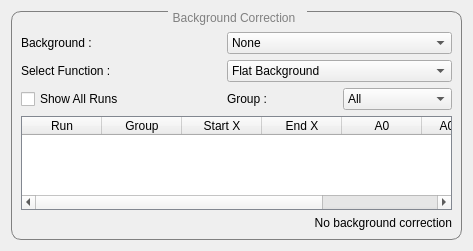
Above: scripts/Muon/GUI/Common/corrections_tab_widget/background_corrections_view.ui from mantidproject/mantid before the change. Below: the same form after it.
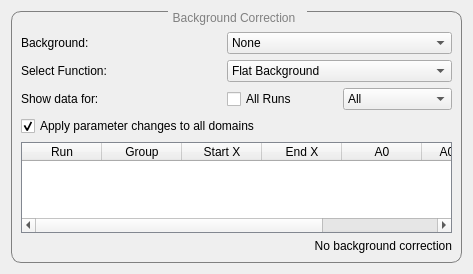
That is the form after the change.

Commit message: Refs #31816. Add apply to all option.

Diff of the .ui file:
```diff
--- a/scripts/Muon/GUI/Common/corrections_tab_widget/background_corrections_view.ui
+++ b/scripts/Muon/GUI/Common/corrections_tab_widget/background_corrections_view.ui
@@ -7,7 +7,7 @@
     <x>0</x>
     <y>0</y>
     <width>473</width>
-    <height>251</height>
+    <height>274</height>
    </rect>
   </property>
   <property name="windowTitle">
@@ -80,19 +80,6 @@
         </property>
        </spacer>
       </item>
-      <item row="3" column="1">
-       <widget class="QCheckBox" name="show_all_runs_checkbox">
-        <property name="minimumSize">
-         <size>
-          <width>200</width>
-          <height>0</height>
-         </size>
-        </property>
-        <property name="text">
-         <string>Show All Runs</string>
-        </property>
-       </widget>
-      </item>
       <item row="2" column="1">
        <widget class="QLabel" name="select_function_label">
         <property name="minimumSize">
@@ -102,7 +89,7 @@
          </size>
         </property>
         <property name="text">
-         <string>Select Function :</string>
+         <string>Select Function:</string>
         </property>
        </widget>
       </item>
@@ -123,13 +110,6 @@
         </item>
        </widget>
       </item>
-      <item row="3" column="2">
-       <widget class="QLabel" name="group_label">
-        <property name="text">
-         <string>Group :</string>
-        </property>
-       </widget>
-      </item>
       <item row="5" column="1" colspan="3">
        <widget class="QTableWidget" name="correction_options_table">
         <property name="styleSheet">
@@ -208,7 +188,7 @@
          </size>
         </property>
         <property name="text">
-         <string>Background :</string>
+         <string>Background:</string>
         </property>
        </widget>
       </item>
@@ -228,6 +208,42 @@
         </property>
        </widget>
       </item>
+      <item row="4" column="1" colspan="3">
+       <widget class="QCheckBox" name="apply_table_changes_to_all_checkbox">
+        <property name="toolTip">
+         <string>Apply all changes made in the table to all of the domains, including domains not currently displayed</string>
+        </property>
+        <property name="text">
+         <string>Apply parameter changes to all domains</string>
+        </property>
+        <property name="checked">
+         <bool>true</bool>
+        </property>
+       </widget>
+      </item>
+      <item row="3" column="2">
+       <widget class="QCheckBox" name="show_all_runs_checkbox">
+        <property name="toolTip">
+         <string>Tick to show data for all the runs</string>
+        </property>
+        <property name="text">
+         <string>All Runs</string>
+        </property>
+       </widget>
+      </item>
+      <item row="3" column="1">
+       <widget class="QLabel" name="show_data_for_label">
+        <property name="minimumSize">
+         <size>
+          <width>200</width>
+          <height>0</height>
+         </size>
+        </property>
+        <property name="text">
+         <string>Show data for:</string>
+        </property>
+       </widget>
+      </item>
      </layout>
     </widget>
    </item>
```
Left out of the diff: 3 changed lines with no effect on the pictures. The commit also changes 3 other files.
